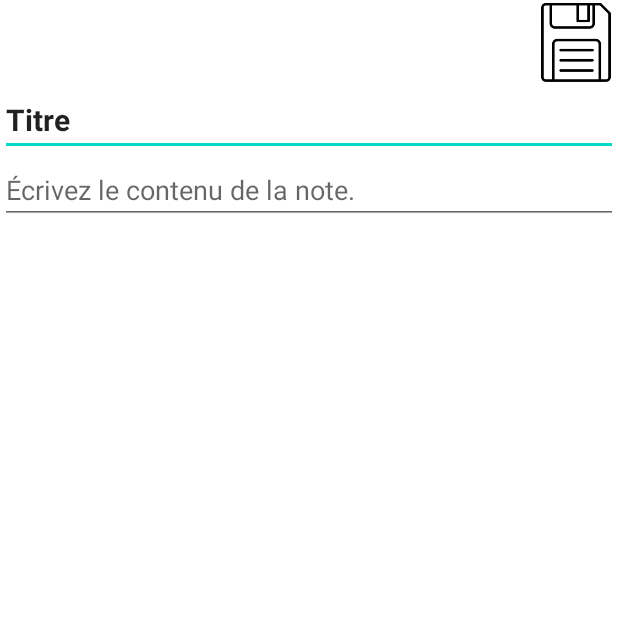
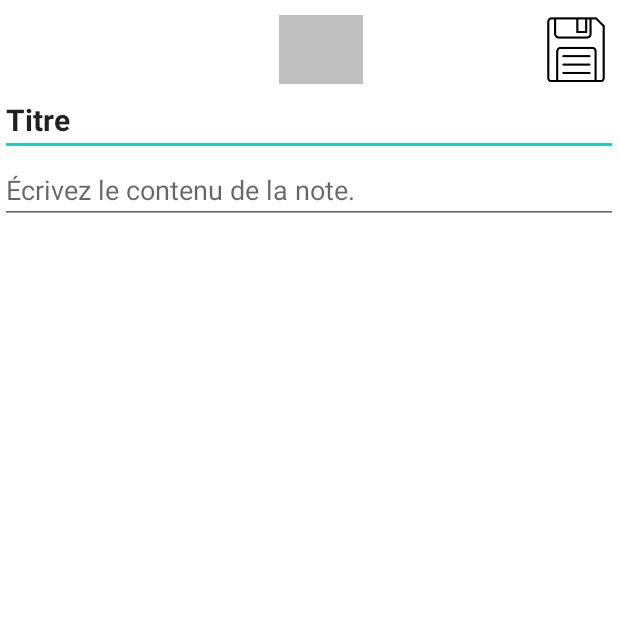
Before and after one commit to Kyuremdoree/Elpy, an Android app: the screen it shows after launch (NoteTaker), after a tap on an icon or button, on a phone screen of 412 x 824 dp, the top half of it. Run offline under Robolectric (Android 15) with nearby library versions, the phone set to English and light mode, and no system bars; our stand-ins replace Room's generated code; libraries missing offline, so code that uses them is left out: yuku.ambilwarna.

Commit message:
move color picker to note taker

```diff
--- a/Elpy/app/src/main/java/uqac/dim/elpy/NoteTaker.java
+++ b/Elpy/app/src/main/java/uqac/dim/elpy/NoteTaker.java
@@ -5,6 +5,7 @@ import androidx.appcompat.app.AppCompatActivity;
 import android.app.Activity;
 import android.content.Intent;
 import android.os.Bundle;
+import android.view.View;
 import android.widget.EditText;
 import android.widget.ImageView;
 import android.widget.Toast;
@@ -13,12 +14,16 @@ import java.text.SimpleDateFormat;
 import java.util.Date;
 
 import uqac.dim.elpy.models.Note;
+import yuku.ambilwarna.AmbilWarnaDialog;
 
 public class NoteTaker extends AppCompatActivity {
     private EditText noteTaker_title;
     private EditText noteTaker_content;
+    private ImageView noteTaker_colorPicker;
     private ImageView noteTaker_save;
+
     private Note note;
+    private int noteColor;
     boolean isOldNote;
 
     @Override
@@ -28,14 +33,31 @@ public class NoteTaker extends AppCompatActivity {
 
         noteTaker_title = findViewById(R.id.noteTaker_title);
         noteTaker_content = findViewById(R.id.noteTaker_content);
+        noteTaker_colorPicker = findViewById(R.id.noteTaker_color_picker);
         noteTaker_save = findViewById(R.id.noteTaker_save);
 
         note = (Note) getIntent().getSerializableExtra("old_note");
         if (note != null) {
             noteTaker_title.setText(note.getTitle());
             noteTaker_content.setText(note.getContent());
+            noteTaker_colorPicker.setBackgroundColor(note.getColor());
+            noteColor = note.getColor();
             isOldNote = true;
         }
+
+        noteTaker_colorPicker.setOnClickListener(v -> {
+            AmbilWarnaDialog ambilWarnaDialog = new AmbilWarnaDialog(this, noteColor, new AmbilWarnaDialog.OnAmbilWarnaListener() {
+                @Override
+                public void onCancel(AmbilWarnaDialog dialog) {}
+
+                @Override
+                public void onOk(AmbilWarnaDialog dialog, int color) {
+                    noteColor = color;
+                    noteTaker_colorPicker.setBackgroundColor(color);
+                }
+            });
+            ambilWarnaDialog.show();
+        });
 
         noteTaker_save.setOnClickListener(v -> {
             String title = String.valueOf(noteTaker_title.getText());
@@ -55,6 +77,7 @@ public class NoteTaker extends AppCompatActivity {
                 }
                 note.setTitle(title);
                 note.setContent(content);
+                note.setColor(noteColor);
 
                 Intent intent = new Intent();
                 intent.putExtra("note", note);
--- a/Elpy/app/src/main/java/uqac/dim/elpy/database/IMainDAO.java
+++ b/Elpy/app/src/main/java/uqac/dim/elpy/database/IMainDAO.java
@@ -16,8 +16,8 @@ public interface IMainDAO {
     void insertNote(Note note);
     @Query("SELECT * FROM NOTE ORDER BY id DESC")
     List<Note> getAllNotes();
-    @Query("UPDATE NOTE SET Title = :title, Content = :content WHERE id = :id")
-    void updateNote(int id, String title, String content);
+    @Query("UPDATE NOTE SET Title = :title, Content = :content, Color = :color WHERE id = :id")
+    void updateNote(int id, String title, String content, int color);
     @Query("UPDATE NOTE SET Color = :color WHERE id = :id")
     void updateNoteColor(int id, int color);
     @Query("UPDATE NOTE SET IsPinned = :isPinned WHERE id = :id")
--- a/Elpy/app/src/main/res/layout/activity_note_taker.xml
+++ b/Elpy/app/src/main/res/layout/activity_note_taker.xml
@@ -13,7 +13,15 @@
         android:layout_height="?attr/actionBarSize">
         <RelativeLayout
             android:layout_width="match_parent"
-            android:layout_height="wrap_content">
+            android:layout_height="wrap_content"
+            android:layout_marginTop="10dp">
+
+            <ImageView
+                android:id="@+id/noteTaker_color_picker"
+                android:layout_width="?attr/actionBarSize"
+                android:layout_height="?attr/actionBarSize"
+                android:layout_centerInParent="true"
+                android:background="@color/silver"/>
             <ImageView
                 android:id="@+id/noteTaker_save"
                 android:src="@drawable/note_save"
--- a/Elpy/app/src/main/res/menu/note_longclick_popup.xml
+++ b/Elpy/app/src/main/res/menu/note_longclick_popup.xml
@@ -3,8 +3,6 @@
     <item
         android:id="@+id/note_pin"
         android:title="Épingler/Désépingler"/>
-    <item android:id="@+id/note_change_color"
-        android:title="Couleur"/>
     <item android:id="@+id/note_delete"
         android:title="Supprimer"/>
 </menu>
```
Also changed, not shown: Elpy/app/src/main/java/uqac/dim/elpy/NoteSystem.java (+1 -30 lines).
